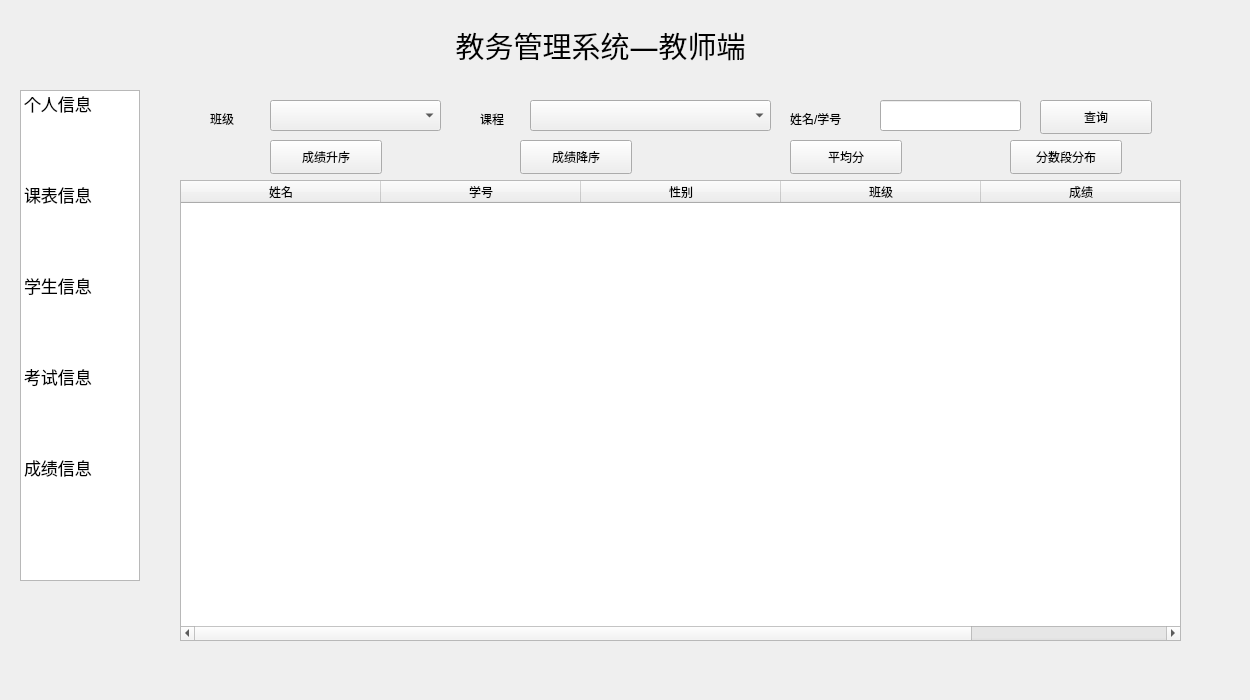
Database-Course-Developers/Educational_Administration_System, file teacher.ui: the form before one commit.
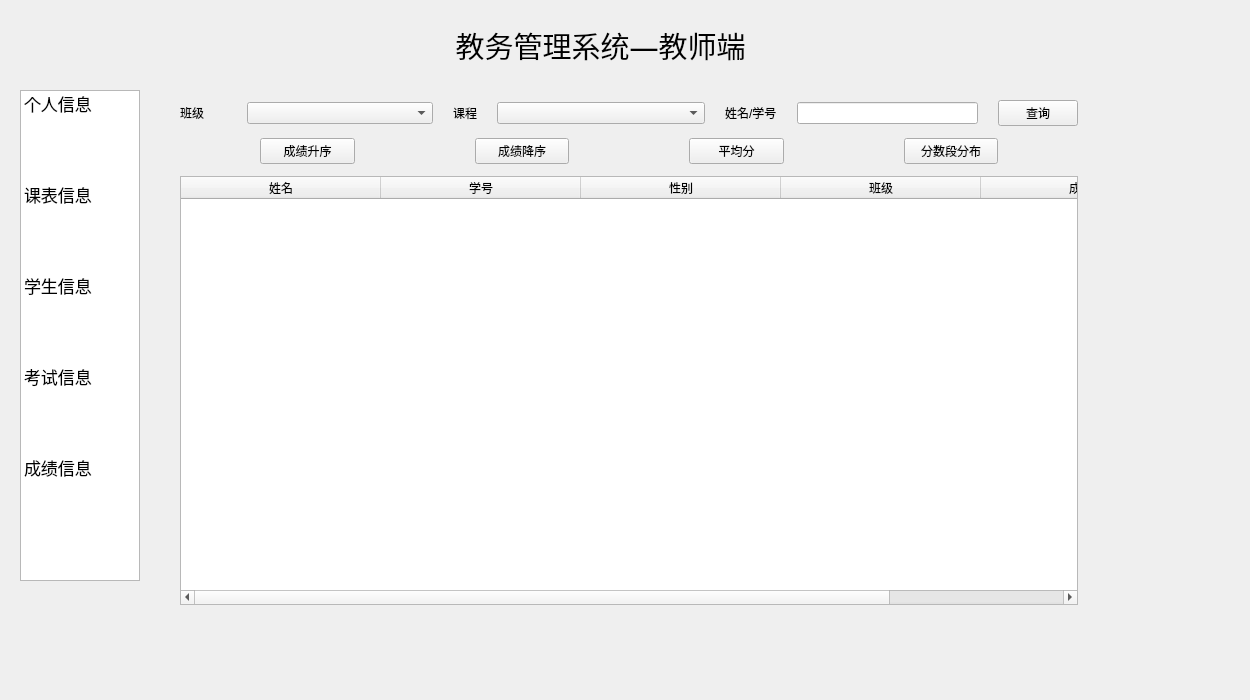
The form after the commit. The open tabs and pages were chosen to show the change.

Commit message: 教师端update

What changed in the file:
```diff
--- a/teacher.ui
+++ b/teacher.ui
@@ -70,8 +70,8 @@
     <rect>
      <x>150</x>
      <y>100</y>
-     <width>1050</width>
-     <height>581</height>
+     <width>1081</width>
+     <height>541</height>
     </rect>
    </property>
    <property name="currentIndex">
@@ -628,200 +628,177 @@
     </widget>
    </widget>
    <widget class="QWidget" name="pg_score">
-    <widget class="QTableWidget" name="score_table">
+    <widget class="QWidget" name="">
      <property name="geometry">
       <rect>
        <x>30</x>
-       <y>80</y>
-       <width>1001</width>
-       <height>461</height>
+       <y>0</y>
+       <width>898</width>
+       <height>541</height>
       </rect>
      </property>
-     <attribute name="horizontalHeaderDefaultSectionSize">
-      <number>200</number>
-     </attribute>
-     <column>
-      <property name="text">
-       <string>姓名</string>
+     <layout class="QVBoxLayout" name="verticalLayout_4">
+      <property name="spacing">
+       <number>22</number>
       </property>
-     </column>
-     <column>
-      <property name="text">
-       <string>学号</string>
-      </property>
-     </column>
-     <column>
-      <property name="text">
-       <string>性别</string>
-      </property>
-     </column>
-     <column>
+      <item>
+       <layout class="QVBoxLayout" name="verticalLayout_3">
+        <property name="spacing">
+         <number>12</number>
+        </property>
+        <item>
+         <layout class="QVBoxLayout" name="verticalLayout_2">
+          <item>
+           <layout class="QHBoxLayout" name="horizontalLayout_14">
+            <property name="spacing">
+             <number>20</number>
+            </property>
+            <item>
+             <layout class="QHBoxLayout" name="horizontalLayout_11" stretch="2,8">
+              <item>
+               <widget class="QLabel" name="label1_2">
       <property name="text">
        <string>班级</string>
       </property>
-     </column>
-     <column>
+               </widget>
+              </item>
+              <item>
+               <widget class="QComboBox" name="major_2"/>
+              </item>
+             </layout>
+            </item>
+            <item>
+             <layout class="QHBoxLayout" name="horizontalLayout_12" stretch="1,9">
+              <item>
+               <widget class="QLabel" name="label2_2">
       <property name="text">
-       <string>成绩</string>
-      </property>
-     </column>
-    </widget>
+                 <string>课程</string>
+                </property>
+               </widget>
+              </item>
+              <item>
+               <widget class="QComboBox" name="course_2"/>
+              </item>
+             </layout>
+            </item>
+            <item>
+             <layout class="QHBoxLayout" name="horizontalLayout_13" stretch="1,9">
+              <item>
     <widget class="QLabel" name="label_8">
-     <property name="geometry">
-      <rect>
-       <x>640</x>
-       <y>10</y>
-       <width>81</width>
-       <height>18</height>
-      </rect>
-     </property>
      <property name="text">
       <string>姓名/学号</string>
      </property>
     </widget>
-    <widget class="QLineEdit" name="lineedit_input">
-     <property name="geometry">
-      <rect>
-       <x>730</x>
-       <y>0</y>
-       <width>141</width>
-       <height>31</height>
-      </rect>
-     </property>
-    </widget>
-    <widget class="QLabel" name="label_avg">
-     <property name="geometry">
-      <rect>
-       <x>30</x>
-       <y>547</y>
-       <width>721</width>
-       <height>31</height>
-      </rect>
-     </property>
-     <property name="font">
-      <font>
-       <pointsize>9</pointsize>
-       <weight>75</weight>
-       <italic>true</italic>
-       <bold>true</bold>
-       <underline>true</underline>
-      </font>
-     </property>
-     <property name="text">
-      <string/>
-     </property>
-    </widget>
-    <widget class="QComboBox" name="major_2">
-     <property name="geometry">
-      <rect>
-       <x>120</x>
-       <y>0</y>
-       <width>171</width>
-       <height>31</height>
-      </rect>
-     </property>
-    </widget>
-    <widget class="QLabel" name="label1_2">
-     <property name="geometry">
-      <rect>
-       <x>60</x>
-       <y>10</y>
-       <width>36</width>
-       <height>18</height>
-      </rect>
-     </property>
-     <property name="text">
-      <string>班级</string>
-     </property>
-    </widget>
+              </item>
+              <item>
+               <widget class="QLineEdit" name="lineedit_input"/>
+              </item>
+             </layout>
+            </item>
+            <item>
     <widget class="QPushButton" name="search_3">
-     <property name="geometry">
-      <rect>
-       <x>890</x>
-       <y>0</y>
-       <width>112</width>
-       <height>34</height>
-      </rect>
-     </property>
      <property name="text">
       <string>查询</string>
      </property>
     </widget>
-    <widget class="QComboBox" name="course_2">
-     <property name="geometry">
-      <rect>
-       <x>380</x>
-       <y>0</y>
-       <width>241</width>
-       <height>31</height>
-      </rect>
-     </property>
-    </widget>
-    <widget class="QLabel" name="label2_2">
-     <property name="geometry">
-      <rect>
-       <x>330</x>
-       <y>10</y>
-       <width>36</width>
-       <height>18</height>
-      </rect>
-     </property>
+            </item>
+           </layout>
+          </item>
+          <item>
+           <layout class="QHBoxLayout" name="horizontalLayout_15" stretch="0,0,0,0">
+            <property name="spacing">
+             <number>120</number>
+            </property>
+            <property name="leftMargin">
+             <number>80</number>
+            </property>
+            <property name="rightMargin">
+             <number>80</number>
+            </property>
+            <item>
+             <widget class="QPushButton" name="butt_asc">
      <property name="text">
-      <string>课程</string>
-     </property>
-    </widget>
+               <string>成绩升序</string>
+              </property>
+             </widget>
+            </item>
+            <item>
     <widget class="QPushButton" name="butt_desc">
-     <property name="geometry">
-      <rect>
-       <x>370</x>
-       <y>40</y>
-       <width>112</width>
-       <height>34</height>
-      </rect>
-     </property>
      <property name="text">
       <string>成绩降序</string>
      </property>
     </widget>
+            </item>
+            <item>
     <widget class="QPushButton" name="butt_avg">
-     <property name="geometry">
-      <rect>
-       <x>640</x>
-       <y>40</y>
-       <width>112</width>
-       <height>34</height>
-      </rect>
-     </property>
      <property name="text">
       <string>平均分</string>
      </property>
     </widget>
-    <widget class="QPushButton" name="butt_asc">
-     <property name="geometry">
-      <rect>
-       <x>120</x>
-       <y>40</y>
-       <width>112</width>
-       <height>34</height>
-      </rect>
-     </property>
-     <property name="text">
-      <string>成绩升序</string>
-     </property>
-    </widget>
+            </item>
+            <item>
     <widget class="QPushButton" name="butt_level">
-     <property name="geometry">
-      <rect>
-       <x>860</x>
-       <y>40</y>
-       <width>112</width>
-       <height>34</height>
-      </rect>
-     </property>
      <property name="text">
       <string>分数段分布</string>
      </property>
     </widget>
+            </item>
+           </layout>
+          </item>
+         </layout>
+        </item>
+        <item>
+         <widget class="QTableWidget" name="score_table">
+          <attribute name="horizontalHeaderDefaultSectionSize">
+           <number>200</number>
+          </attribute>
+          <column>
+           <property name="text">
+            <string>姓名</string>
+           </property>
+          </column>
+          <column>
+           <property name="text">
+            <string>学号</string>
+           </property>
+          </column>
+          <column>
+           <property name="text">
+            <string>性别</string>
+           </property>
+          </column>
+          <column>
+           <property name="text">
+            <string>班级</string>
+           </property>
+          </column>
+          <column>
+           <property name="text">
+            <string>成绩</string>
+           </property>
+          </column>
+         </widget>
+        </item>
+       </layout>
+      </item>
+      <item>
+       <widget class="QLabel" name="label_avg">
+        <property name="font">
+         <font>
+          <pointsize>9</pointsize>
+          <weight>75</weight>
+          <italic>true</italic>
+          <bold>true</bold>
+          <underline>true</underline>
+         </font>
+        </property>
+        <property name="text">
+         <string/>
+        </property>
+       </widget>
+      </item>
+     </layout>
+    </widget>
    </widget>
    <widget class="QWidget" name="pg_level">
     <widget class="QPushButton" name="butt_return">
```
Left out of the diff: 377 changed lines with no effect on the pictures. Lines whose indentation alone changed are shown as unchanged. The commit also changes 1 other file.
